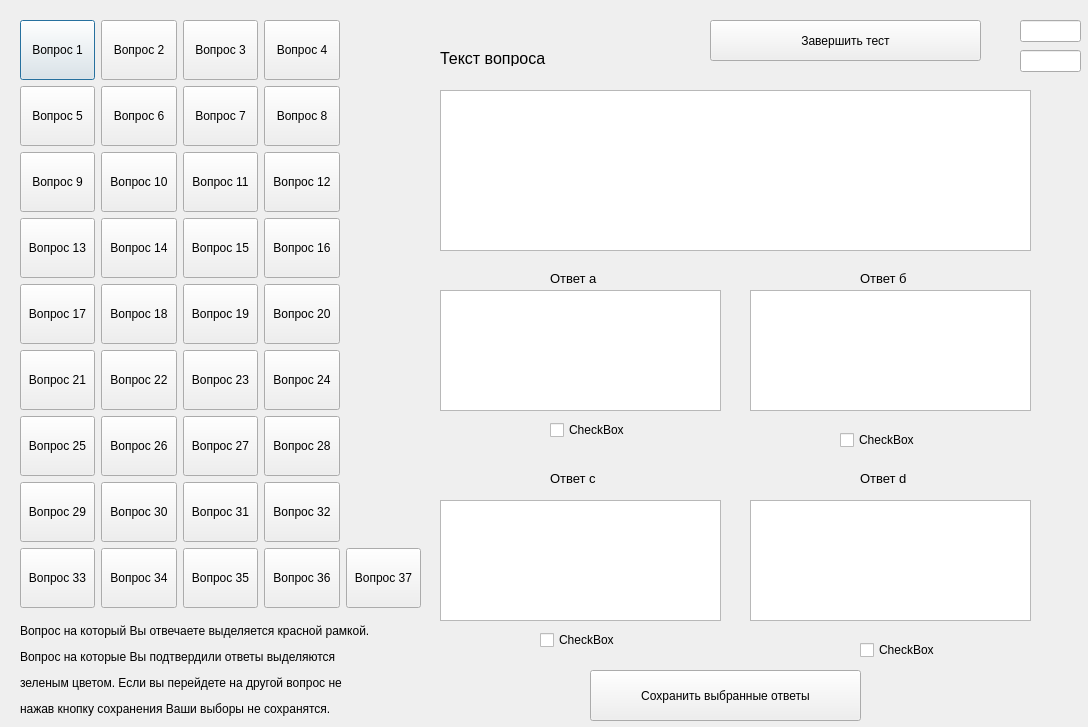
Above: temp_ui/test.ui from Saatarko/Auduit_test before the change. Below: the same form after it.
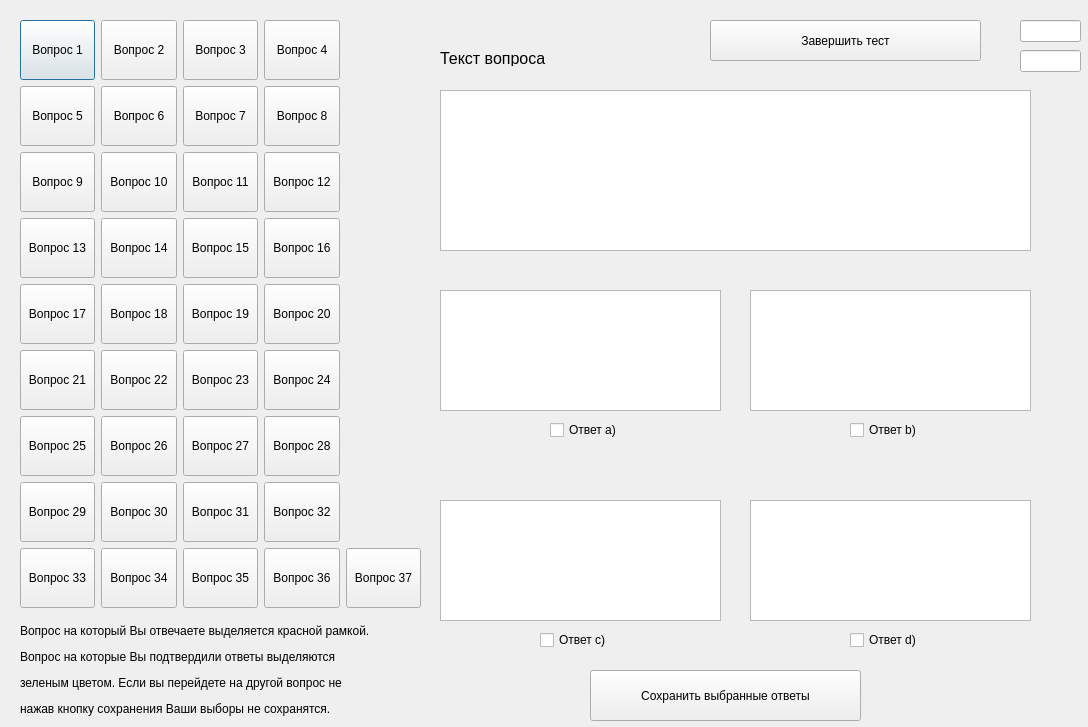
That is the form after the change.

```diff
--- a/temp_ui/test.ui
+++ b/temp_ui/test.ui
@@ -53,14 +53,14 @@
   <widget class="QCheckBox" name="checkBox_answer_d">
    <property name="geometry">
     <rect>
-     <x>860</x>
-     <y>640</y>
+     <x>850</x>
+     <y>630</y>
      <width>79</width>
      <height>20</height>
     </rect>
    </property>
    <property name="text">
-    <string>CheckBox</string>
+    <string>Ответ d)</string>
    </property>
   </widget>
   <widget class="QListWidget" name="list_quest_test">
@@ -105,20 +105,20 @@
     </rect>
    </property>
    <property name="text">
-    <string>CheckBox</string>
+    <string>Ответ с)</string>
    </property>
   </widget>
   <widget class="QCheckBox" name="checkBox_answer_b">
    <property name="geometry">
     <rect>
-     <x>840</x>
-     <y>430</y>
+     <x>850</x>
+     <y>420</y>
      <width>79</width>
      <height>20</height>
     </rect>
    </property>
    <property name="text">
-    <string>CheckBox</string>
+    <string>Ответ b)</string>
    </property>
   </widget>
   <widget class="QWidget" name="layoutWidget">
@@ -624,7 +624,7 @@
     </rect>
    </property>
    <property name="text">
-    <string>CheckBox</string>
+    <string>Ответ а)</string>
    </property>
   </widget>
   <widget class="QListWidget" name="list_answer_b">
@@ -674,78 +674,6 @@
     <string>Текст вопроса</string>
    </property>
   </widget>
-  <widget class="QLabel" name="label_2">
-   <property name="geometry">
-    <rect>
-     <x>550</x>
-     <y>270</y>
-     <width>49</width>
-     <height>16</height>
-    </rect>
-   </property>
-   <property name="font">
-    <font>
-     <pointsize>10</pointsize>
-    </font>
-   </property>
-   <property name="text">
-    <string>Ответ а</string>
-   </property>
-  </widget>
-  <widget class="QLabel" name="label_3">
-   <property name="geometry">
-    <rect>
-     <x>860</x>
-     <y>270</y>
-     <width>49</width>
-     <height>16</height>
-    </rect>
-   </property>
-   <property name="font">
-    <font>
-     <pointsize>10</pointsize>
-    </font>
-   </property>
-   <property name="text">
-    <string>Ответ б</string>
-   </property>
-  </widget>
-  <widget class="QLabel" name="label_4">
-   <property name="geometry">
-    <rect>
-     <x>550</x>
-     <y>470</y>
-     <width>49</width>
-     <height>16</height>
-    </rect>
-   </property>
-   <property name="font">
-    <font>
-     <pointsize>10</pointsize>
-    </font>
-   </property>
-   <property name="text">
-    <string>Ответ c</string>
-   </property>
-  </widget>
-  <widget class="QLabel" name="label_5">
-   <property name="geometry">
-    <rect>
-     <x>860</x>
-     <y>470</y>
-     <width>49</width>
-     <height>16</height>
-    </rect>
-   </property>
-   <property name="font">
-    <font>
-     <pointsize>10</pointsize>
-    </font>
-   </property>
-   <property name="text">
-    <string>Ответ d</string>
-   </property>
-  </widget>
   <widget class="QLabel" name="label_6">
    <property name="geometry">
     <rect>
```
